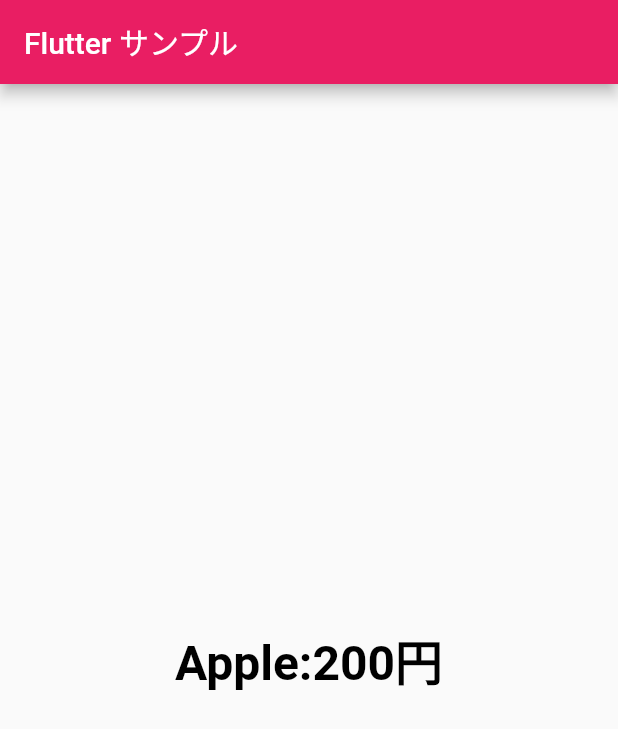
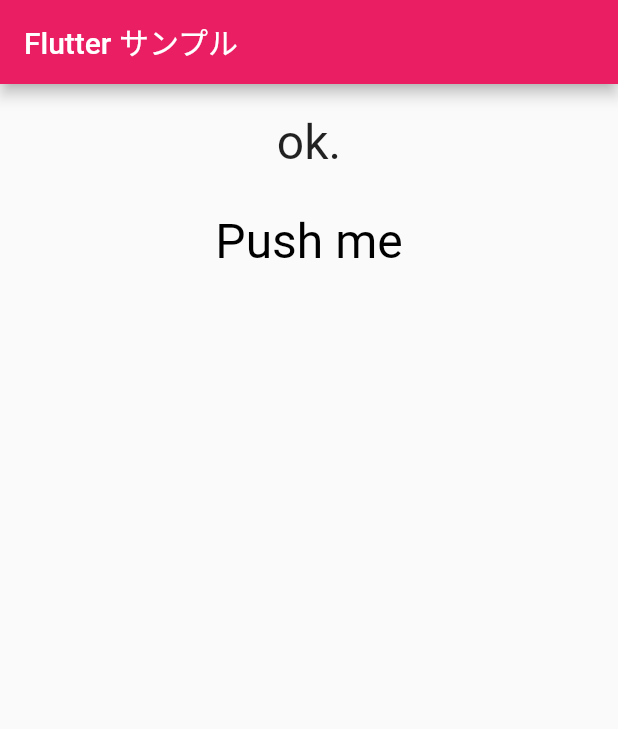
Before and after one commit to sin0713/FlutterSample, a Flutter app: the screen it shows after launch, on a phone screen of 412 x 824 dp. Shown: the top 729 px of the screen. Run offline on Flutter 3.47's test engine with Material 2 defaults, Android fonts, the phone set to English and light mode, and no system bars.

Commit message:
[Add]TextButton 追加

```diff
--- a/flutter_app/lib/main.dart
+++ b/flutter_app/lib/main.dart
@@ -46,17 +46,28 @@ class Data {
 
 class _MyHomePageState extends State<MyHomePage> {
 
-  static final _data = [
-    Data('Apple', 200),
-    Data('Orange', 150),
-    Data('Peach', 300)
-  ];
+  //static final _data = [
+  //  Data('Apple', 200),
+  //  Data('Orange', 150),
+  //  Data('Peach', 300)
+  //];
 
-  Data _item = _data[0];
+  //Data _item = _data[0];
 
-  void _setData() {
+  //void _setData() {
+  //  setState(() {
+  //    _item = ((_data..shuffle())).first;
+  //  });
+  //}
+
+
+  static var _message = 'ok.';
+  static var _janken = <String>['グー', 'チョキ', 'パー'];
+
+
+  void buttonPressed() {
     setState(() {
-      _item = ((_data..shuffle())).first;
+      _message = (_janken..shuffle()).first;
     });
   }
 
@@ -66,17 +77,37 @@ class _MyHomePageState extends State<MyHomePage> {
         appBar: AppBar(
           title: Text(widget.title),
         ),
-        body:
-        Center(
-          child:
-          Text(
-            _item.toString(),
-            style: const TextStyle(fontSize: 32.0,
-                color: Color(0xff000000),
-                fontWeight: FontWeight.w700,
-                fontFamily: "Roboto"),
-          ),
-        ),
+        body: Center(
+          child: Column(
+              mainAxisAlignment: MainAxisAlignment.start,
+              crossAxisAlignment: CrossAxisAlignment.stretch,
+              mainAxisSize: MainAxisSize.max,
+              children: <Widget>[
+                Padding(padding: EdgeInsets.all(20.0),
+                  child: Text(
+                    _message,
+                    textAlign: TextAlign.center,
+                    style: const TextStyle(
+                      fontSize: 32.0,
+                      fontWeight: FontWeight.w400,
+                      fontFamily: "Roboto"),
+                  ),
+                ),
+                TextButton(
+                  onPressed: buttonPressed,
+                  child: const Text(
+                    "Push me",
+                    style: TextStyle(
+                      fontSize: 32.0,
+                      color: Color(0xff000000),
+                      fontWeight: FontWeight.w400,
+                      fontFamily: "Roboto"
+                    ),
+                  ),
+                )
+              ],
+            ),
+        )
       );
   }
 }
```
